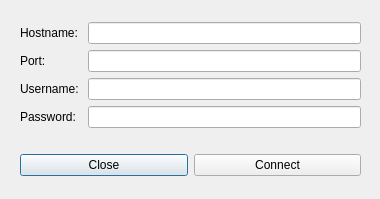
mend0z0/Drone, file Application/_APP_Quadcopter/mqttclient.ui: the form before one commit.
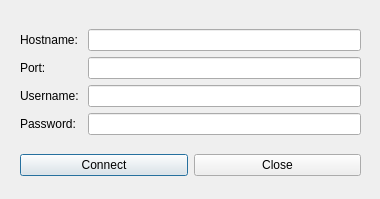
The form after the commit.

The edit to the form file:
```diff
--- a/Application/_APP_Quadcopter/mqttclient.ui
+++ b/Application/_APP_Quadcopter/mqttclient.ui
@@ -38,7 +38,7 @@
      <x>20</x>
      <y>20</y>
      <width>341</width>
-     <height>111</height>
+     <height>125</height>
     </rect>
    </property>
    <layout class="QGridLayout" name="gridLayout_3">
@@ -106,13 +106,6 @@
     </rect>
    </property>
    <layout class="QGridLayout" name="gridLayout_4">
-    <item row="0" column="0">
-     <widget class="QPushButton" name="pushButton_mqttCancel">
-      <property name="text">
-       <string>Close</string>
-      </property>
-     </widget>
-    </item>
     <item row="0" column="1">
      <widget class="QPushButton" name="pushButton_mqttConnect_Disconnect">
       <property name="text">
@@ -120,6 +113,13 @@
       </property>
      </widget>
     </item>
+    <item row="0" column="2">
+     <widget class="QPushButton" name="pushButton_mqttCancel">
+      <property name="text">
+       <string>Close</string>
+      </property>
+     </widget>
+    </item>
    </layout>
   </widget>
   <zorder>layoutWidget</zorder>
```
